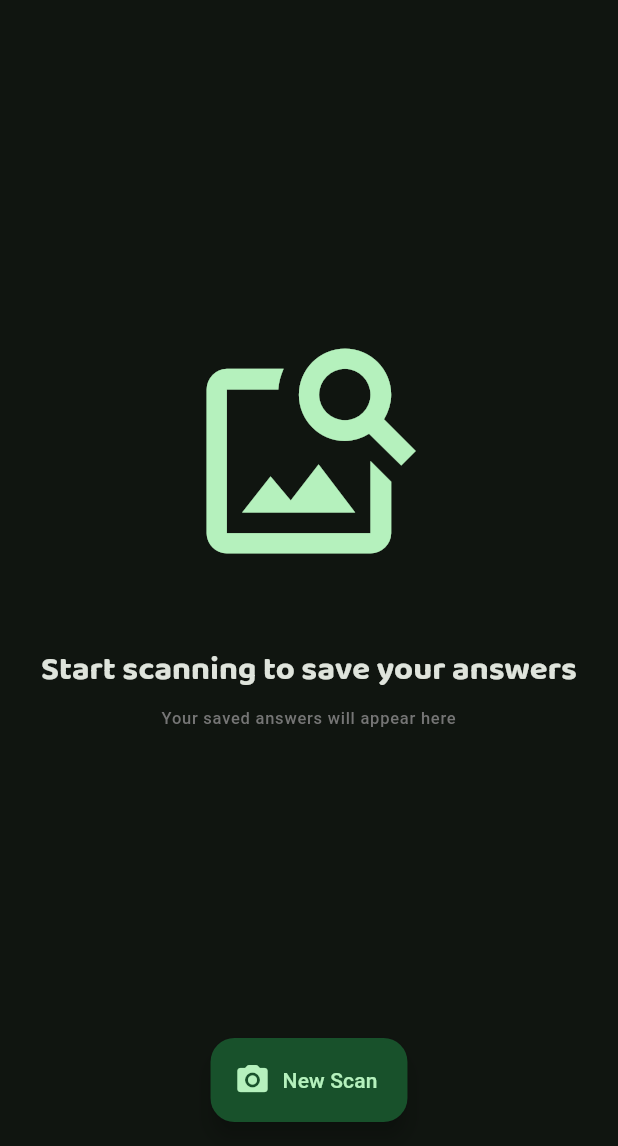
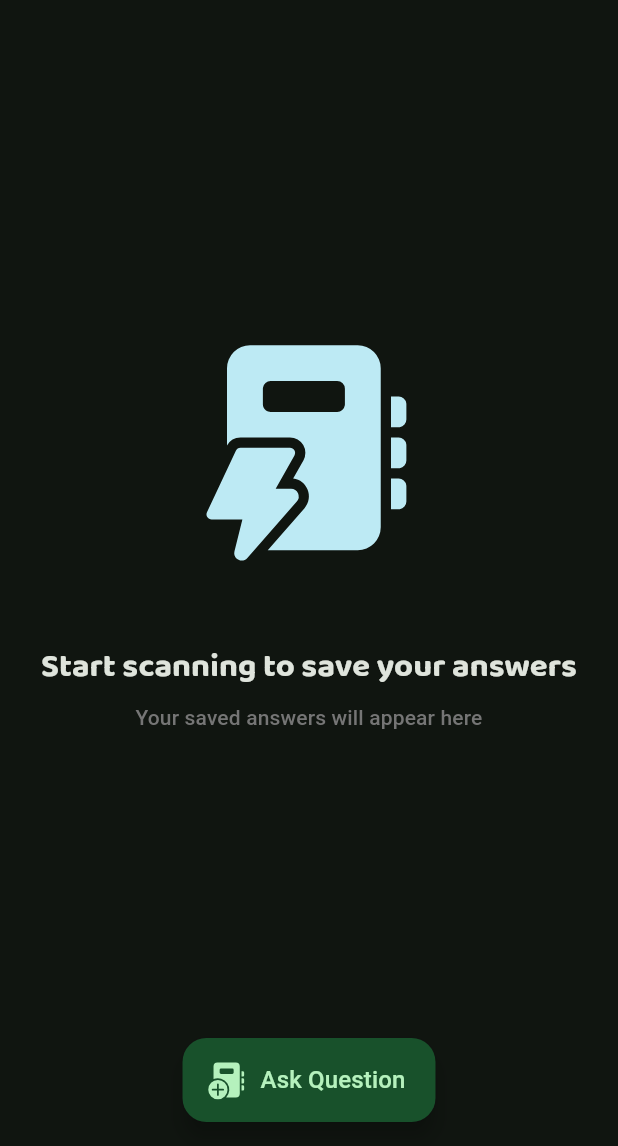
Before and after one commit to HarshNarayanJha/Insta-Solve, a Flutter app: the screen it shows after launch, on a phone screen of 412 x 824 dp, the part 90-1236 px from its top. Run offline on Flutter 3.47's test engine with Material 3 defaults, Android fonts, the phone set to English and light mode, and no system bars; our stand-ins replace animated_text_kit, fluentui_system_icons, flutter_secure_storage, google_fonts, google_generative_ai, hive and 6 more; missing offline and left inert: flutter_tex; accounts and stored records are empty.

Commit message:
icon and text changes

```diff
--- a/lib/main.dart
+++ b/lib/main.dart
@@ -1,4 +1,6 @@
 import 'package:flutter/material.dart';
+import 'package:insta_solve/data/preferences_service.dart';
+import 'package:insta_solve/models/settings.dart';
 import 'package:insta_solve/theme/theme_provider.dart';
 import 'package:provider/provider.dart';
 import 'package:hive_flutter/adapters.dart';
@@ -21,16 +23,23 @@ void main() async {
   // open a box
   await Hive.openBox<Answer>(UtilData.boxName);
 
+  final prefs = PreferencesService();
+  Settings savedPrefs = await prefs.getSettings();
+
   runApp(
     ChangeNotifierProvider(
       create: (context) => ThemeProvider(),
-      child: const MyApp(),
+      child: MyApp(savedPrefs.darkMode),
     ),
   );
 }
 
 class MyApp extends StatelessWidget {
-  const MyApp({super.key});
+  const MyApp(this.darkMode, {super.key});
+
+  final bool darkMode;
+
+  static bool themeLoaded = false;
 
   // This widget is the root of your application.
   @override
@@ -39,10 +48,18 @@ class MyApp extends StatelessWidget {
     TextTheme textTheme = createTextTheme(context, "Roboto", "Baloo 2");
     MaterialTheme theme = MaterialTheme(textTheme);
 
+    if (!themeLoaded) {
+      Provider.of<ThemeProvider>(context, listen: false)
+          .setTheme(darkMode ? Brightness.dark : Brightness.light);
+      themeLoaded = true;
+    }
+
     return MaterialApp(
       debugShowCheckedModeBanner: false,
       title: 'Instasolve',
-      theme: Provider.of<ThemeProvider>(context).userTheme == Brightness.light ? theme.light() : theme.dark(),
+      theme: Provider.of<ThemeProvider>(context).userTheme == Brightness.light
+          ? theme.light()
+          : theme.dark(),
       home: const HomePage(),
       routes: {
         HomePage.routeName: (context) => const HomePage(),
--- a/lib/pages/home.dart
+++ b/lib/pages/home.dart
@@ -1,5 +1,6 @@
 import 'dart:developer';
 
+import 'package:fluentui_system_icons/fluentui_system_icons.dart';
 import 'package:flutter/material.dart';
 import 'package:flutter/rendering.dart';
 import 'package:hive_flutter/adapters.dart';
@@ -113,7 +114,7 @@ class _HomePageState extends State<HomePage> {
                               Text(
                                 "Saved Answers",
                                 style:
-                                    Theme.of(context).textTheme.headlineLarge,
+                                    Theme.of(context).textTheme.headlineMedium,
                               ),
                               const Spacer(),
                               IconButton(
@@ -144,8 +145,8 @@ class _HomePageState extends State<HomePage> {
                                 },
                               ),
                               IconButton.filled(
-                                icon: const Icon(Icons.camera_alt_rounded),
-                                tooltip: "New Scan",
+                                icon: const Icon(FluentIcons.notebook_add_24_filled),
+                                tooltip: "Ask a New Question",
                                 onPressed: () {
                                   Navigator.pushNamed(
                                       context, ScanPage.routeName);
@@ -246,8 +247,8 @@ class _HomePageState extends State<HomePage> {
         offset: fabVisible ? Offset.zero : Offset.fromDirection(3.14 / 2, 1.5),
         child: FloatingActionButton.extended(
             tooltip: "Capture New Question",
-            label: const Text("New Scan"),
-            icon: const Icon(Icons.camera_alt_rounded),
+            label: const Text("Ask Question", style: TextStyle(fontSize: 16)),
+            icon: const Icon(FluentIcons.notebook_add_24_filled, size: 28),
             onPressed: () {
               Navigator.pushNamed(context, ScanPage.routeName);
             }),
--- a/lib/widgets/empty_home_widget.dart
+++ b/lib/widgets/empty_home_widget.dart
@@ -1,3 +1,4 @@
+import 'package:fluentui_system_icons/fluentui_system_icons.dart';
 import 'package:flutter/material.dart';
 
 class EmptyHomeWidget extends StatelessWidget {
@@ -13,8 +14,8 @@ class EmptyHomeWidget extends StatelessWidget {
       mainAxisSize: MainAxisSize.max,
       children: [
         Icon(
-          Icons.image_search,
-          color: Theme.of(context).colorScheme.onPrimaryContainer,
+          FluentIcons.notebook_lightning_24_filled,
+          color: Theme.of(context).colorScheme.onTertiaryContainer,
           size: 164,
         ),
         const SizedBox(height: 50),
@@ -26,7 +27,7 @@ class EmptyHomeWidget extends StatelessWidget {
         const SizedBox(height: 10),
         Text(
           "Your saved answers will appear here",
-          style: Theme.of(context).textTheme.labelSmall?.copyWith(color: Colors.grey.shade600),
+          style: Theme.of(context).textTheme.labelLarge?.copyWith(color: Colors.grey.shade600),
           textAlign: TextAlign.center,
         ),
         const SizedBox(height: 80),
```
Also changed, not shown: lib/pages/answer_page.dart (+23 -16 lines), lib/pages/scan_page.dart (+6 -3 lines).
